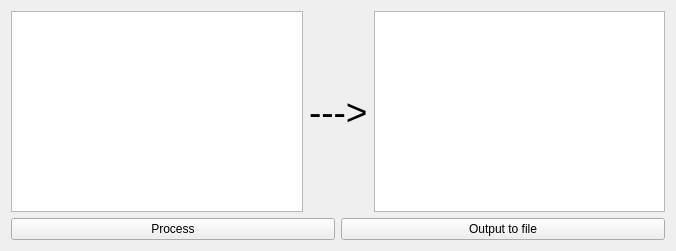
Old version of the form widget.ui in the repository ivanwolodin/test_v1336.
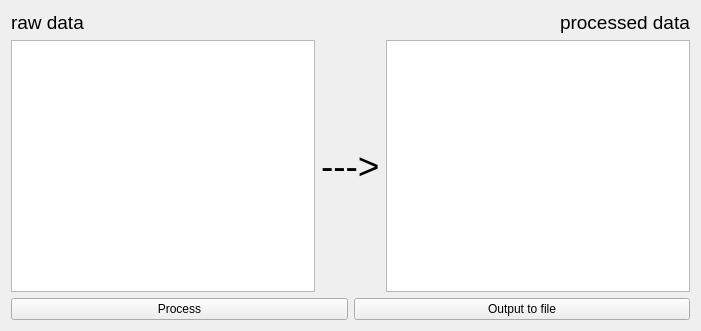
New version of the form.

```diff
--- a/widget.ui
+++ b/widget.ui
@@ -6,20 +6,50 @@
    <rect>
     <x>0</x>
     <y>0</y>
-    <width>676</width>
-    <height>251</height>
+    <width>701</width>
+    <height>331</height>
    </rect>
   </property>
   <property name="windowTitle">
    <string>Widget</string>
   </property>
-  <layout class="QGridLayout" name="gridLayout">
+  <layout class="QGridLayout" name="gridLayout_2">
    <item row="0" column="0">
-    <layout class="QVBoxLayout" name="verticalLayout">
-     <item>
-      <layout class="QHBoxLayout" name="horizontalLayout">
+    <layout class="QGridLayout" name="gridLayout">
+     <item row="0" column="0">
+      <widget class="QLabel" name="label_2">
+       <property name="font">
+        <font>
+         <pointsize>14</pointsize>
+        </font>
+       </property>
+       <property name="text">
+        <string>raw data</string>
+       </property>
+      </widget>
+     </item>
+     <item row="0" column="1" alignment="Qt::AlignRight">
+      <widget class="QLabel" name="label_3">
+       <property name="font">
+        <font>
+         <pointsize>14</pointsize>
+        </font>
+       </property>
+       <property name="text">
+        <string>processed data</string>
+       </property>
+      </widget>
+     </item>
+     <item row="1" column="0" colspan="2">
+      <layout class="QHBoxLayout" name="horizontalLayout_2">
        <item>
-        <widget class="QTextEdit" name="raw_text"/>
+        <widget class="QTextEdit" name="raw_text">
+         <property name="font">
+          <font>
+           <pointsize>12</pointsize>
+          </font>
+         </property>
+        </widget>
        </item>
        <item>
         <widget class="QLabel" name="label">
@@ -34,12 +64,18 @@
         </widget>
        </item>
        <item>
-        <widget class="QTextEdit" name="processed_text"/>
+        <widget class="QTextEdit" name="processed_text">
+         <property name="font">
+          <font>
+           <pointsize>12</pointsize>
+          </font>
+         </property>
+        </widget>
        </item>
       </layout>
      </item>
-     <item>
-      <layout class="QHBoxLayout" name="horizontalLayout_2">
+     <item row="2" column="0">
+      <layout class="QHBoxLayout" name="horizontalLayout">
        <item>
         <widget class="QPushButton" name="processed_button">
          <property name="text">
@@ -47,15 +83,15 @@
          </property>
         </widget>
        </item>
-       <item>
-        <widget class="QPushButton" name="pushButton_2">
-         <property name="text">
-          <string>Output to file</string>
-         </property>
-        </widget>
-       </item>
       </layout>
      </item>
+     <item row="2" column="1">
+      <widget class="QPushButton" name="pushButton_2">
+       <property name="text">
+        <string>Output to file</string>
+       </property>
+      </widget>
+     </item>
     </layout>
    </item>
   </layout>
```
